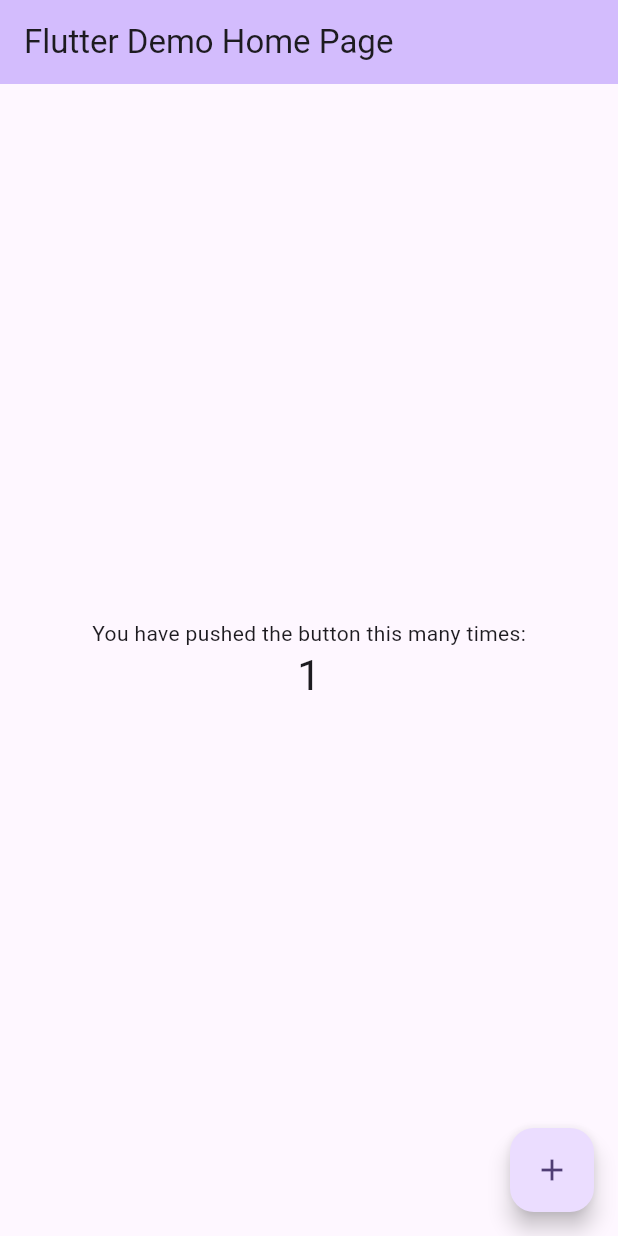
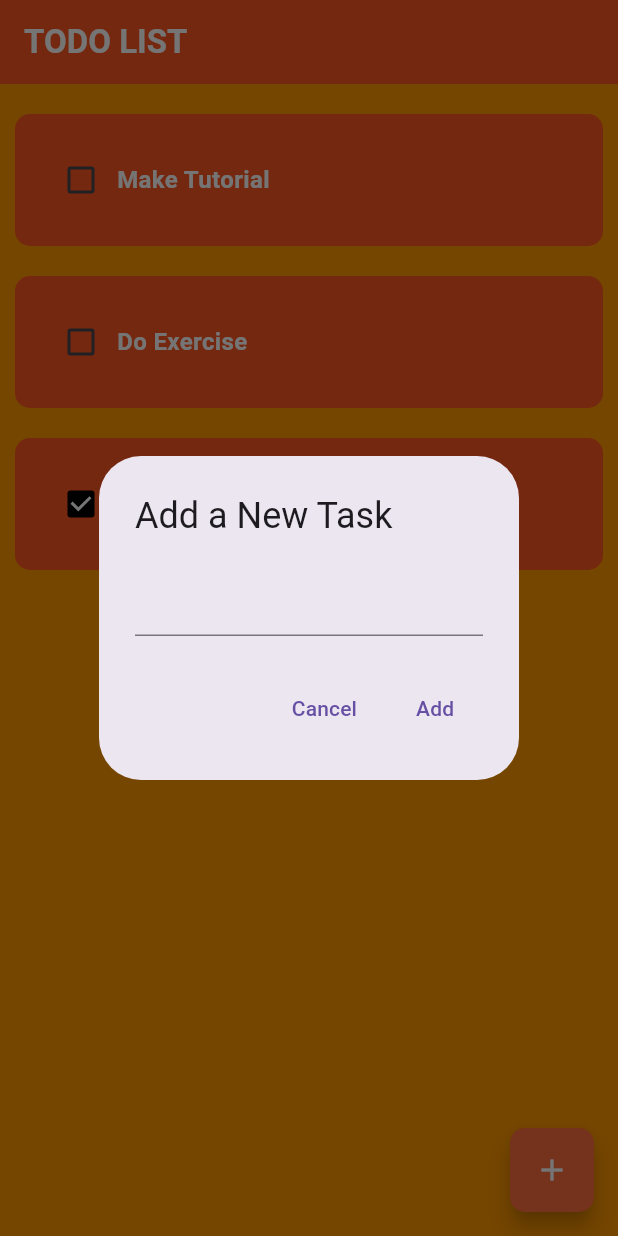
Before and after one commit to koseha/flutter_todolist, a Flutter app: the screen it shows after launch, after a tap on the "add" icon, on a phone screen of 412 x 824 dp. Run offline on Flutter 3.47's test engine with Material 3 defaults, Android fonts, the phone set to English and light mode, and no system bars.

Commit message:
feat: TodoList 기능 구현
- TodoList, TodoTile, DialogBox 컴포넌트 추가
- 할 일 추가, 완료 체크 기능 구현
- 메인 화면에서 TodoList 위젯 사용하도록 변경

```diff
--- /dev/null
+++ b/lib/features/dialog_box.dart
@@ -0,0 +1,33 @@
+import 'package:flutter/material.dart';
+
+class DialogBox extends StatelessWidget {
+  final TextEditingController controller;
+  final VoidCallback onSubmit;
+  final VoidCallback onCancel;
+
+  DialogBox({
+    super.key,
+    required this.controller,
+    required this.onSubmit,
+    required this.onCancel,
+  });
+
+  @override
+  Widget build(BuildContext context) {
+    return AlertDialog(
+      title: Text('Add a New Task'),
+      content: TextField(controller: controller),
+      actions: [
+        TextButton(onPressed: () => onCancel(), child: Text('Cancel')),
+        TextButton(
+          onPressed: () {
+            if (controller.text.isNotEmpty) {
+              onSubmit();
+            }
+          },
+          child: Text('Add'),
+        ),
+      ],
+    );
+  }
+}
--- /dev/null
+++ b/lib/features/todo_list.dart
@@ -0,0 +1,75 @@
+import 'package:flutter/material.dart';
+import 'package:flutter_todolist/features/todo_tile.dart';
+import 'package:flutter_todolist/features/dialog_box.dart';
+
+class TodoList extends StatefulWidget {
+  const TodoList({super.key});
+
+  @override
+  State<TodoList> createState() => _TodoListState();
+}
+
+class _TodoListState extends State<TodoList> {
+  final TextEditingController _newTaskController = TextEditingController();
+
+  List<List<dynamic>> todos = [
+    ['Make Tutorial', false],
+    ['Do Exercise', false],
+    ['Buy Groceries', true],
+  ];
+
+  void checkboxChanged(bool? value, int index) {
+    setState(() {
+      todos[index][1] = value ?? false;
+    });
+  }
+
+  void saveNewTask() {
+    setState(() {
+      todos.add([_newTaskController.text, false]);
+      _newTaskController.clear();
+    });
+    Navigator.pop(context);
+  }
+
+  void createNewTask() {
+    showDialog(
+      context: context,
+      builder: (context) => DialogBox(
+        controller: _newTaskController,
+        onSubmit: saveNewTask,
+        onCancel: () => Navigator.pop(context),
+      ),
+    );
+  }
+
+  @override
+  Widget build(BuildContext context) {
+    return Scaffold(
+      appBar: AppBar(
+        title: const Text(
+          'TODO LIST',
+          style: TextStyle(fontWeight: FontWeight.bold, color: Colors.white),
+        ),
+        backgroundColor: Colors.deepOrange,
+      ),
+      backgroundColor: Colors.orange,
+      floatingActionButton: FloatingActionButton(
+        onPressed: () => createNewTask(),
+        backgroundColor: Colors.deepOrangeAccent,
+        shape: RoundedRectangleBorder(borderRadius: BorderRadius.circular(10)),
+        child: Icon(Icons.add, color: Colors.white),
+      ),
+      body: ListView.builder(
+        itemCount: todos.length,
+        itemBuilder: (context, index) {
+          return TodoTile(
+            todo: todos[index][0],
+            isCompleted: todos[index][1],
+            onTap: (value) => checkboxChanged(value, index),
+          );
+        },
+      ),
+    );
+  }
+}
--- /dev/null
+++ b/lib/features/todo_tile.dart
@@ -0,0 +1,51 @@
+import 'package:flutter/material.dart';
+
+class TodoTile extends StatelessWidget {
+  final String todo;
+  final bool isCompleted;
+  final Function(bool?)? onTap;
+
+  const TodoTile({
+    super.key,
+    required this.todo,
+    required this.isCompleted,
+    required this.onTap,
+  });
+
+  @override
+  Widget build(BuildContext context) {
+    return Padding(
+      padding: EdgeInsets.only(left: 10, right: 10, top: 20),
+      child: Container(
+        padding: EdgeInsets.all(20),
+        decoration: BoxDecoration(
+          color: Colors.deepOrange,
+          borderRadius: BorderRadius.circular(10),
+        ),
+        child: Row(
+          children: [
+            Checkbox(
+              value: isCompleted,
+              onChanged: onTap,
+              activeColor: Colors.black,
+              checkColor: Colors.white,
+            ),
+            Text(
+              todo,
+              style: TextStyle(
+                fontSize: 16,
+                color: Colors.white,
+                fontWeight: FontWeight.w600,
+                decoration: isCompleted
+                    ? TextDecoration.lineThrough
+                    : TextDecoration.none,
+                decorationColor: Colors.white,
+                decorationThickness: 2,
+              ),
+            ),
+          ],
+        ),
+      ),
+    );
+  }
+}
--- a/lib/main.dart
+++ b/lib/main.dart
@@ -1,4 +1,5 @@
 import 'package:flutter/material.dart';
+import 'package:flutter_todolist/features/todo_list.dart';
 
 void main() {
   runApp(const MyApp());
@@ -11,112 +12,9 @@ class MyApp extends StatelessWidget {
   @override
   Widget build(BuildContext context) {
     return MaterialApp(
-      title: 'Flutter Demo',
-      theme: ThemeData(
-        // This is the theme of your application.
-        //
-        // TRY THIS: Try running your application with "flutter run". You'll see
-        // the application has a purple toolbar. Then, without quitting the app,
-        // try changing the seedColor in the colorScheme below to Colors.green
-        // and then invoke "hot reload" (save your changes or press the "hot
-        // reload" button in a Flutter-supported IDE, or press "r" if you used
-        // the command line to start the app).
-        //
-        // Notice that the counter didn't reset back to zero; the application
-        // state is not lost during the reload. To reset the state, use hot
-        // restart instead.
-        //
-        // This works for code too, not just values: Most code changes can be
-        // tested with just a hot reload.
-        colorScheme: .fromSeed(seedColor: Colors.deepPurple),
-      ),
-      home: const MyHomePage(title: 'Flutter Demo Home Page'),
+      title: 'TODO LIST',
+      debugShowCheckedModeBanner: false,
+      home: TodoList(),
     );
   }
 }
-
-class MyHomePage extends StatefulWidget {
-  const MyHomePage({super.key, required this.title});
-
-  // This widget is the home page of your application. It is stateful, meaning
-  // that it has a State object (defined below) that contains fields that affect
-  // how it looks.
-
-  // This class is the configuration for the state. It holds the values (in this
-  // case the title) provided by the parent (in this case the App widget) and
-  // used by the build method of the State. Fields in a Widget subclass are
-  // always marked "final".
-
-  final String title;
-
-  @override
-  State<MyHomePage> createState() => _MyHomePageState();
-}
-
-class _MyHomePageState extends State<MyHomePage> {
-  int _counter = 0;
-
-  void _incrementCounter() {
-    setState(() {
-      // This call to setState tells the Flutter framework that something has
-      // changed in this State, which causes it to rerun the build method below
-      // so that the display can reflect the updated values. If we changed
-      // _counter without calling setState(), then the build method would not be
-      // called again, and so nothing would appear to happen.
-      _counter++;
-    });
-  }
-
-  @override
-  Widget build(BuildContext context) {
-    // This method is rerun every time setState is called, for instance as done
-    // by the _incrementCounter method above.
-    //
-    // The Flutter framework has been optimized to make rerunning build methods
-    // fast, so that you can just rebuild anything that needs updating rather
-    // than having to individually change instances of widgets.
-    return Scaffold(
-      appBar: AppBar(
-        // TRY THIS: Try changing the color here to a specific color (to
-        // Colors.amber, perhaps?) and trigger a hot reload to see the AppBar
-        // change color while the other colors stay the same.
-        backgroundColor: Theme.of(context).colorScheme.inversePrimary,
-        // Here we take the value from the MyHomePage object that was created by
-        // the App.build method, and use it to set our appbar title.
-        title: Text(widget.title),
-      ),
-      body: Center(
-        // Center is a layout widget. It takes a single child and positions it
-        // in the middle of the parent.
-        child: Column(
-          // Column is also a layout widget. It takes a list of children and
-          // arranges them vertically. By default, it sizes itself to fit its
-          // children horizontally, and tries to be as tall as its parent.
-          //
-          // Column has various properties to control how it sizes itself and
-          // how it positions its children. Here we use mainAxisAlignment to
-          // center the children vertically; the main axis here is the vertical
-          // axis because Columns are vertical (the cross axis would be
-          // horizontal).
-          //
-          // TRY THIS: Invoke "debug painting" (choose the "Toggle Debug Paint"
-          // action in the IDE, or press "p" in the console), to see the
-          // wireframe for each widget.
-          mainAxisAlignment: .center,
-          children: [
-            const Text('You have pushed the button this many times:'),
-            Text(
-              '$_counter',
-              style: Theme.of(context).textTheme.headlineMedium,
-            ),
-          ],
-        ),
-      ),
-      floatingActionButton: FloatingActionButton(
-        onPressed: _incrementCounter,
-        tooltip: 'Increment',
-        child: const Icon(Icons.add),
-      ),
-    );
-  }
-}
```
